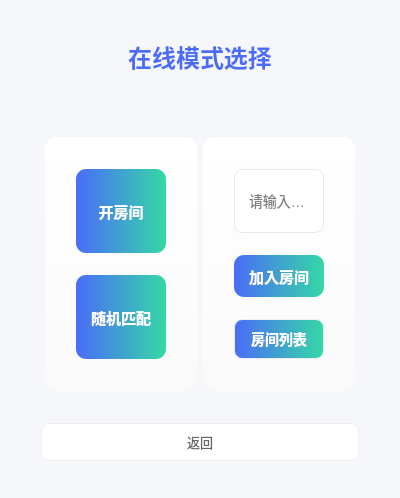
Above: client/gomokuClient/onlinechoicewidget.ui from ELUT1111/Gomoku before the change. Below: the same form after it.
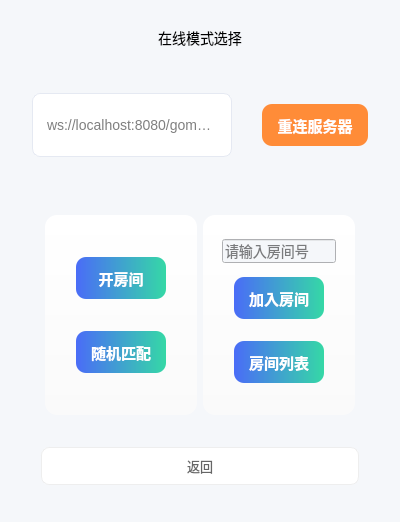
That is the form after the change.

Commit message: 完善服务器连接设置

The edit to the form file:
```diff
--- a/client/gomokuClient/onlinechoicewidget.ui
+++ b/client/gomokuClient/onlinechoicewidget.ui
@@ -7,7 +7,7 @@
     <x>0</x>
     <y>0</y>
     <width>400</width>
-    <height>498</height>
+    <height>522</height>
    </rect>
   </property>
   <property name="windowTitle">
@@ -15,58 +15,43 @@
   </property>
   <property name="styleSheet">
    <string notr="true">
-    /* 全局基础样式：优化背景色，统一字体抗锯齿 */
+    /* 原有样式保持不变 */
     QWidget {
      background-color: #F5F7FA;
      font-family: &quot;Microsoft YaHei&quot;;
      font-size: 14px;
     }
-    
-    /* 分组框样式：强化卡片质感，优化内边距和圆角 */
     QGroupBox#groupBox, QGroupBox#groupBox_2 {
      border: none;
      background-color: white;
      border-radius: 12px;
      margin-top: 10px;
-     padding: 15px 10px; /* 优化内边距，避免内容贴边 */
+     padding: 15px 10px;
      background: qlineargradient(x1:0, y1:0, x2:0, y2:1, stop:0 #FFFFFF, stop:1 #FAFAFA);
     }
-    
-    /* 分组框标题（隐藏） */
     QGroupBox#groupBox::title, QGroupBox#groupBox_2::title {
      subcontrol-origin: margin;
      subcontrol-position: top center;
      padding: 0 10px;
      color: transparent;
     }
-    
-    /* 功能按钮通用样式：优化圆角和高度，增加内边距 */
     QPushButton {
-     border-radius: 10px; /* 更圆润的圆角 */
+     border-radius: 10px;
      border: none;
      font-size: 15px;
-     height: 42px; /* 优化按钮高度，更易点击 */
-     margin: 8px 12px; /* 调整间距，更紧凑 */
+     height: 42px;
+     margin: 8px 12px;
      padding-left: 15px;
      padding-right: 15px;
     }
-    
-    /* 核心功能按钮：优化渐变色彩过渡，增加按下态 */
     QPushButton#addRoomButton, QPushButton#JoinRoomButton, QPushButton#searchGameButton,QPushButton#roomListButton {
      background: qlineargradient(x1:0, y1:0, x2:1, y2:0, stop:0 #4A6CF7, stop:1 #35D8A6);
      color: white;
-     font-weight: 500; /* 轻微加粗，突出核心按钮 */
+     font-weight: 500;
     }
     QPushButton#addRoomButton:hover, QPushButton#JoinRoomButton:hover, QPushButton#searchGameButton:hover ,QPushButton#roomListButton:hover{
      background: qlineargradient(x1:0, y1:0, x2:1, y2:0, stop:0 #3A5CE7, stop:1 #2BC896);
     }
-    QPushButton#addRoomButton:pressed, QPushButton#JoinRoomButton:pressed, QPushButton#searchGameButton:pressed 
-QPushButton#roomListButton:pressed{
-     background: qlineargradient(x1:0, y1:0, x2:1, y2:0, stop:0 #2A4CD7, stop:1 #1BB886);
-     padding-top: 2px; /* 按下轻微位移，模拟点击反馈 */
-    }
-    
-    /* 次要按钮：优化边框和hover态，增加按下态 */
     QPushButton#returnButton_2 {
      background-color: white;
      color: #666666;
@@ -81,32 +66,7 @@
      border-color: #FFE6E6;
      background: qlineargradient(x1:0, y1:0, x2:0, y2:1, stop:0 #FFFFFF, stop:1 #FFF5F5);
     }
-    QPushButton#returnButton_2:pressed {
-     background-color: #F0F0F0;
-     border-color: #FFD6D6;
-    }
-    
-    /* 房间列表按钮：适配次要按钮样式，保持视觉统一 */
-    QPushButton#roomListButton {
-     border: 1px solid #EEEEEE;
-     font-size: 14px;
-     height: 38px;
-     border-radius: 8px;
-     margin: 8px 12px;
-    }
-    
-    /* 标题样式：优化字重和间距，增加渐变色彩 */
-    QLabel#lblOnlineTitle {
-     font-size: 24px;
-     font-weight: 600;
-     color: #4A6CF7;
-     alignment: center;
-     padding: 10px 0; /* 增加上下间距 */
-     background-clip: text;
-    }
-    
-    /* 输入框样式：优化圆角、边框和内边距，贴合整体风格 */
-    QLineEdit#lineEdit_roomid {
+    QLineEdit#lineEdit_server {
      border: 1px solid #E5E9F2;
      border-radius: 8px;
      padding: 10px 12px;
@@ -115,17 +75,17 @@
      height: 42px;
      margin: 8px 12px;
     }
-    QLineEdit#lineEdit_roomid:focus {
-     border-color: #4A6CF7;
-     background-color: #FAFCFF;
-     outline: none;
+    QPushButton#btnReconnect {
+     background-color: #FF8C38;
+     color: white;
+     font-weight: 500;
     }
-    QLineEdit#lineEdit_roomid::placeholder {
-     color: #C0C6D0;
+    QPushButton#btnReconnect:hover {
+     background-color: #FF7322;
     }
    </string>
   </property>
-  <layout class="QVBoxLayout" name="verticalLayout_3" stretch="1,3">
+  <layout class="QVBoxLayout" name="verticalLayout_3" stretch="1,2,5">
    <property name="spacing">
     <number>8</number>
    </property>
@@ -145,6 +105,26 @@
      </layout>
     </widget>
    </item>
+   <item>
+    <widget class="QWidget" name="widget_server" native="true">
+     <layout class="QHBoxLayout" name="horizontalLayout_server">
+      <item>
+       <widget class="QLineEdit" name="lineEdit_server">
+        <property name="placeholderText">
+         <string>ws://localhost:8080/gomoku/ws</string>
+        </property>
+       </widget>
+      </item>
+      <item>
+       <widget class="QPushButton" name="btnReconnect">
+        <property name="text">
+         <string>重连服务器</string>
+        </property>
+       </widget>
+      </item>
+     </layout>
+    </widget>
+   </item>
    <item>
     <widget class="QWidget" name="widget_2" native="true">
      <layout class="QVBoxLayout" name="verticalLayout" stretch="5,1">
@@ -166,28 +146,12 @@
          </item>
          <item>
           <widget class="QGroupBox" name="groupBox">
-           <property name="title">
-            <string/>
-           </property>
            <layout class="QVBoxLayout" name="verticalLayout_4">
             <property name="spacing">
              <number>6</number>
             </property>
             <item>
              <widget class="QPushButton" name="addRoomButton">
-              <property name="sizePolicy">
-               <sizepolicy hsizetype="Minimum" vsizetype="Expanding">
-                <horstretch>0</horstretch>
-                <verstretch>0</verstretch>
-               </sizepolicy>
-              </property>
-              <property name="font">
-               <font>
-                <family>Microsoft YaHei</family>
-                <pointsize>-1</pointsize>
-                <fontweight>Medium</fontweight>
-               </font>
-              </property>
               <property name="text">
                <string>开房间</string>
               </property>
@@ -195,19 +159,6 @@
             </item>
             <item>
              <widget class="QPushButton" name="searchGameButton">
-              <property name="sizePolicy">
-               <sizepolicy hsizetype="Minimum" vsizetype="Expanding">
-                <horstretch>0</horstretch>
-                <verstretch>0</verstretch>
-               </sizepolicy>
-              </property>
-              <property name="font">
-               <font>
-                <family>Microsoft YaHei</family>
-                <pointsize>-1</pointsize>
-                <fontweight>Medium</fontweight>
-               </font>
-              </property>
               <property name="text">
                <string>随机匹配</string>
               </property>
@@ -218,24 +169,12 @@
          </item>
          <item>
           <widget class="QGroupBox" name="groupBox_2">
-           <property name="title">
-            <string/>
-           </property>
            <layout class="QVBoxLayout" name="verticalLayout_2">
             <property name="spacing">
              <number>6</number>
             </property>
             <item>
              <widget class="QLineEdit" name="lineEdit_roomid">
-              <property name="sizePolicy">
-               <sizepolicy hsizetype="Expanding" vsizetype="Fixed">
-                <horstretch>0</horstretch>
-                <verstretch>0</verstretch>
-               </sizepolicy>
-              </property>
-              <property name="echoMode">
-               <enum>QLineEdit::EchoMode::Normal</enum>
-              </property>
               <property name="placeholderText">
                <string>请输入房间号</string>
               </property>
@@ -243,19 +182,6 @@
             </item>
             <item>
              <widget class="QPushButton" name="JoinRoomButton">
-              <property name="sizePolicy">
-               <sizepolicy hsizetype="Minimum" vsizetype="Expanding">
-                <horstretch>0</horstretch>
-                <verstretch>0</verstretch>
-               </sizepolicy>
-              </property>
-              <property name="font">
-               <font>
-                <family>Microsoft YaHei</family>
-                <pointsize>-1</pointsize>
-                <fontweight>Medium</fontweight>
-               </font>
-              </property>
               <property name="text">
                <string>加入房间</string>
               </property>
@@ -292,18 +218,6 @@
         <layout class="QVBoxLayout" name="verticalLayout_5">
          <item>
           <widget class="QPushButton" name="returnButton_2">
-           <property name="sizePolicy">
-            <sizepolicy hsizetype="Preferred" vsizetype="Preferred">
-             <horstretch>0</horstretch>
-             <verstretch>0</verstretch>
-            </sizepolicy>
-           </property>
-           <property name="font">
-            <font>
-             <family>Microsoft YaHei</family>
-             <pointsize>-1</pointsize>
-            </font>
-           </property>
            <property name="text">
             <string>返回</string>
            </property>
```
The commit also changes 4 other files.
